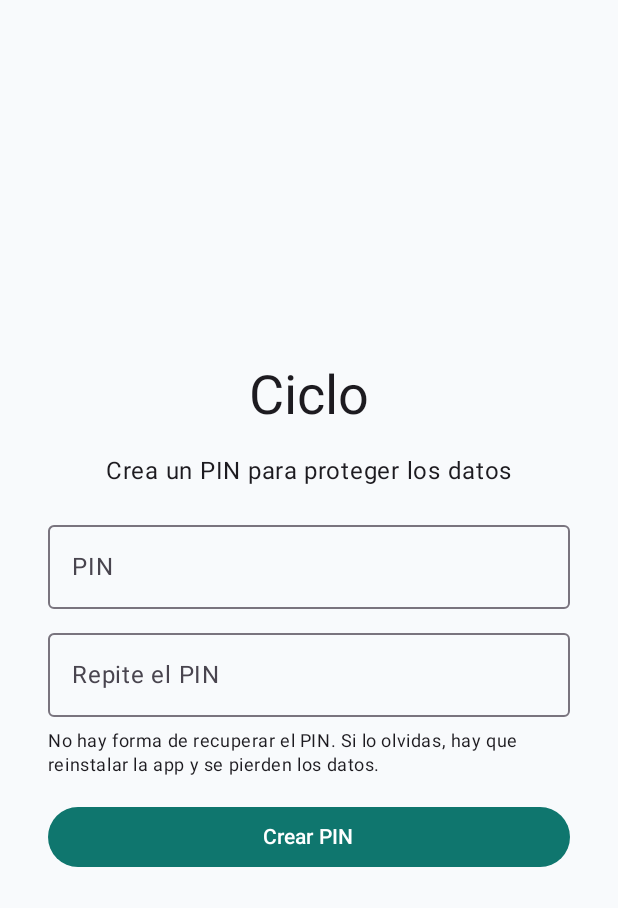
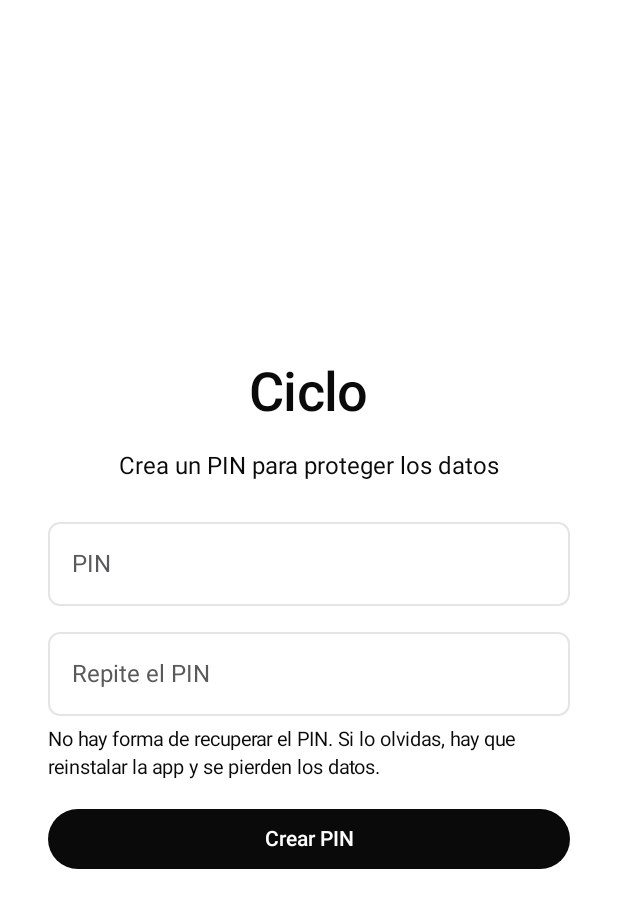
Before and after one commit to arielhechavaria/ciclo, an Android app built with Jetpack Compose: the screen it shows after launch (MainActivity), on a phone screen of 412 x 824 dp. Shown: the top 908 px of the screen. Run offline under Robolectric (Android 15) with nearby library versions, the phone set to English and light mode, and no system bars.

Commit message:
feat(ui): apply DESIGN.md tokens, theme and shared components across screens

```diff
--- a/app/src/main/kotlin/com/isora/ciclo/CicloApp.kt
+++ b/app/src/main/kotlin/com/isora/ciclo/CicloApp.kt
@@ -1,5 +1,6 @@
 package com.isora.ciclo
 
+import com.isora.ciclo.ui.CicloColors
 import androidx.activity.compose.BackHandler
 import androidx.compose.foundation.layout.Box
 import androidx.compose.foundation.layout.padding
@@ -83,7 +84,7 @@ fun CicloApp(container: AppContainer, pins: PinStore, onLockNow: () -> Unit) {
 
     Scaffold(
         bottomBar = {
-            NavigationBar {
+            NavigationBar(containerColor = CicloColors.canvas) {
                 Tab.values().forEach { entry ->
                     NavigationBarItem(
                         selected = tab == entry,
--- a/app/src/main/kotlin/com/isora/ciclo/agenda/TimelineView.kt
+++ b/app/src/main/kotlin/com/isora/ciclo/agenda/TimelineView.kt
@@ -1,5 +1,6 @@
 package com.isora.ciclo.agenda
 
+import com.isora.ciclo.ui.CicloColors
 import androidx.compose.foundation.Canvas
 import androidx.compose.foundation.background
 import androidx.compose.foundation.clickable
@@ -97,7 +98,7 @@ fun TimelineView(snapshot: CareSnapshot, today: LocalDate, onOpenPatient: (Patie
                             fun x(date: LocalDate) = ChronoUnit.DAYS.between(rangeStart, date) * dayPx
                             for (week in 0 until weeks) {
                                 drawLine(
-                                    Color(0x14000000),
+                                    CicloColors.hairlineSoft,
                                     Offset(week * 7 * dayPx, 0f),
                                     Offset(week * 7 * dayPx, size.height),
                                 )
--- a/app/src/main/kotlin/com/isora/ciclo/security/LockScreen.kt
+++ b/app/src/main/kotlin/com/isora/ciclo/security/LockScreen.kt
@@ -1,5 +1,7 @@
 package com.isora.ciclo.security
 
+import com.isora.ciclo.ui.CicloSpacing
+import com.isora.ciclo.ui.CicloTextField
 import androidx.biometric.BiometricManager
 import androidx.biometric.BiometricPrompt
 import androidx.compose.foundation.layout.Arrangement
@@ -10,7 +12,6 @@ import androidx.compose.foundation.layout.padding
 import androidx.compose.material3.Button
 import androidx.compose.material3.MaterialTheme
 import androidx.compose.material3.OutlinedButton
-import androidx.compose.material3.OutlinedTextField
 import androidx.compose.material3.Text
 import androidx.compose.runtime.Composable
 import androidx.compose.runtime.LaunchedEffect
@@ -24,7 +25,6 @@ import androidx.compose.ui.platform.LocalContext
 import androidx.compose.ui.res.stringResource
 import androidx.compose.ui.text.input.KeyboardType
 import androidx.compose.ui.text.input.PasswordVisualTransformation
-import androidx.compose.ui.unit.dp
 import androidx.compose.foundation.text.KeyboardOptions
 import androidx.core.content.ContextCompat
 import androidx.fragment.app.FragmentActivity
@@ -83,16 +83,16 @@ fun LockScreen(pins: PinStore, onUnlocked: () -> Unit) {
     }
 
     Column(
-        Modifier.fillMaxSize().padding(32.dp),
+        Modifier.fillMaxSize().padding(CicloSpacing.xxl),
         verticalArrangement = Arrangement.Center,
         horizontalAlignment = Alignment.CenterHorizontally,
     ) {
         Text(stringResource(R.string.app_name), style = MaterialTheme.typography.displaySmall)
         Text(
             stringResource(if (creating) R.string.lock_create_title else R.string.lock_enter_title),
-            Modifier.padding(vertical = 16.dp),
+            Modifier.padding(vertical = CicloSpacing.md),
         )
-        OutlinedTextField(
+        CicloTextField(
             value = pin,
             onValueChange = { if (it.length <= PinStore.MAX_LENGTH && it.all(Char::isDigit)) pin = it; error = null },
             label = { Text(stringResource(R.string.lock_pin)) },
@@ -102,23 +102,23 @@ fun LockScreen(pins: PinStore, onUnlocked: () -> Unit) {
             modifier = Modifier.fillMaxWidth(),
         )
         if (creating) {
-            OutlinedTextField(
+            CicloTextField(
                 value = confirm,
                 onValueChange = { if (it.length <= PinStore.MAX_LENGTH && it.all(Char::isDigit)) confirm = it; error = null },
                 label = { Text(stringResource(R.string.lock_pin_confirm)) },
                 singleLine = true,
                 visualTransformation = PasswordVisualTransformation(),
                 keyboardOptions = KeyboardOptions(keyboardType = KeyboardType.NumberPassword),
-                modifier = Modifier.fillMaxWidth().padding(top = 8.dp),
+                modifier = Modifier.fillMaxWidth().padding(top = CicloSpacing.xs),
             )
-            Text(stringResource(R.string.lock_no_recovery), Modifier.padding(top = 8.dp), style = MaterialTheme.typography.bodySmall)
+            Text(stringResource(R.string.lock_no_recovery), Modifier.padding(top = CicloSpacing.xs), style = MaterialTheme.typography.bodySmall)
         }
-        error?.let { Text(stringResource(it), color = MaterialTheme.colorScheme.error, modifier = Modifier.padding(top = 8.dp)) }
-        Button(onClick = ::submit, Modifier.fillMaxWidth().padding(top = 16.dp)) {
+        error?.let { Text(stringResource(it), color = MaterialTheme.colorScheme.error, modifier = Modifier.padding(top = CicloSpacing.xs)) }
+        Button(onClick = ::submit, Modifier.fillMaxWidth().padding(top = CicloSpacing.md)) {
             Text(stringResource(if (creating) R.string.lock_create_button else R.string.lock_unlock))
         }
         if (!creating && fingerprintAvailable()) {
-            OutlinedButton(onClick = ::promptFingerprint, Modifier.fillMaxWidth().padding(top = 8.dp)) {
+            OutlinedButton(onClick = ::promptFingerprint, Modifier.fillMaxWidth().padding(top = CicloSpacing.xs)) {
                 Text(stringResource(R.string.lock_use_fingerprint))
             }
         }
--- /dev/null
+++ b/app/src/main/kotlin/com/isora/ciclo/ui/Components.kt
@@ -0,0 +1,59 @@
+package com.isora.ciclo.ui
+
+import androidx.compose.foundation.BorderStroke
+import androidx.compose.foundation.layout.ColumnScope
+import androidx.compose.foundation.shape.RoundedCornerShape
+import androidx.compose.foundation.text.KeyboardOptions
+import androidx.compose.material3.Card
+import androidx.compose.material3.CardDefaults
+import androidx.compose.material3.OutlinedTextField
+import androidx.compose.material3.OutlinedTextFieldDefaults
+import androidx.compose.runtime.Composable
+import androidx.compose.ui.Modifier
+import androidx.compose.ui.text.input.VisualTransformation
+import androidx.compose.ui.unit.dp
+
+/** DESIGN.md "card base": canvas surface, hairline border, large radius. */
+@Composable
+fun CicloCard(modifier: Modifier = Modifier, content: @Composable ColumnScope.() -> Unit) {
+    Card(
+        modifier = modifier,
+        shape = RoundedCornerShape(CicloRadius.lg),
+        colors = CardDefaults.cardColors(containerColor = CicloColors.canvas),
+        border = BorderStroke(1.dp, CicloColors.hairline),
+        content = content,
+    )
+}
+
+/** DESIGN.md "text input": hairline border, medium radius, brand-green focus ring. */
+@Composable
+fun CicloTextField(
+    value: String,
+    onValueChange: (String) -> Unit,
+    modifier: Modifier = Modifier,
+    label: (@Composable () -> Unit)? = null,
+    isError: Boolean = false,
+    supportingText: (@Composable () -> Unit)? = null,
+    singleLine: Boolean = false,
+    keyboardOptions: KeyboardOptions = KeyboardOptions.Default,
+    visualTransformation: VisualTransformation = VisualTransformation.None,
+) {
+    OutlinedTextField(
+        value = value,
+        onValueChange = onValueChange,
+        modifier = modifier,
+        label = label,
+        isError = isError,
+        supportingText = supportingText,
+        singleLine = singleLine,
+        keyboardOptions = keyboardOptions,
+        visualTransformation = visualTransformation,
+        shape = RoundedCornerShape(CicloRadius.md),
+        colors = OutlinedTextFieldDefaults.colors(
+            focusedBorderColor = CicloColors.brandGreen,
+            unfocusedBorderColor = CicloColors.hairline,
+            errorBorderColor = CicloColors.brandError,
+            cursorColor = CicloColors.ink,
+        ),
+    )
+}
--- /dev/null
+++ b/app/src/main/kotlin/com/isora/ciclo/ui/DesignTokens.kt
@@ -0,0 +1,52 @@
+package com.isora.ciclo.ui
+
+import androidx.compose.ui.graphics.Color
+import androidx.compose.ui.unit.dp
+
+/** Colors from DESIGN.md. Nothing outside this set may be used in the UI. */
+object CicloColors {
+    val primary = Color(0xFF0A0A0A)
+    val onPrimary = Color(0xFFFFFFFF)
+    val brandGreen = Color(0xFF00D4A4)
+    val brandGreenDeep = Color(0xFF00B48A)
+    val brandGreenSoft = Color(0xFF7CEBCB)
+    val brandTag = Color(0xFF3772CF)
+    val brandWarn = Color(0xFFC37D0D)
+    val brandAnnotate = Color(0xFF1BA673)
+    val brandError = Color(0xFFD45656)
+    val canvas = Color(0xFFFFFFFF)
+    val surface = Color(0xFFF7F7F7)
+    val surfaceSoft = Color(0xFFFAFAFA)
+    val hairline = Color(0xFFE5E5E5)
+    val hairlineSoft = Color(0xFFEDEDED)
+    val ink = Color(0xFF0A0A0A)
+    val charcoal = Color(0xFF1C1C1E)
+    val slate = Color(0xFF3A3A3C)
+    val steel = Color(0xFF5A5A5C)
+    val stone = Color(0xFF888888)
+    val muted = Color(0xFFA8A8AA)
+}
+
+/** Spacing scale from DESIGN.md. */
+object CicloSpacing {
+    val xxs = 4.dp
+    val xs = 8.dp
+    val sm = 12.dp
+    val md = 16.dp
+    val lg = 20.dp
+    val xl = 24.dp
+    val xxl = 32.dp
+    val xxxl = 40.dp
+    val sectionSm = 48.dp
+    val section = 64.dp
+}
+
+/** Border radii from DESIGN.md. */
+object CicloRadius {
+    val xs = 4.dp
+    val sm = 6.dp
+    val md = 8.dp
+    val lg = 12.dp
+    val xl = 16.dp
+    val xxl = 24.dp
+}
--- a/app/src/main/kotlin/com/isora/ciclo/ui/Theme.kt
+++ b/app/src/main/kotlin/com/isora/ciclo/ui/Theme.kt
@@ -1,37 +1,92 @@
 package com.isora.ciclo.ui
 
+import androidx.compose.foundation.shape.RoundedCornerShape
 import androidx.compose.material3.MaterialTheme
+import androidx.compose.material3.Shapes
+import androidx.compose.material3.Typography
 import androidx.compose.material3.lightColorScheme
 import androidx.compose.runtime.Composable
 import androidx.compose.ui.graphics.Color
-import androidx.compose.ui.res.stringResource
+import androidx.compose.ui.text.TextStyle
+import androidx.compose.ui.text.font.FontFamily
+import androidx.compose.ui.text.font.FontWeight
+import androidx.compose.ui.unit.sp
 import java.time.LocalDate
 import java.time.format.DateTimeFormatter
 import java.util.Locale
 
-/** Marks drawn on the timeline and its legend. */
+/** Marks drawn on the timeline and its legend, built only from DESIGN.md colors. */
 object CicloPalette {
-    val cycle = Color(0xFFCCEBE7)
-    val session = Color(0xFF0F766E)
-    val sessionGiven = Color(0xFF7FB5AF)
-    val lastSession = Color(0xFF15803D)
-    val postponed = Color(0xFFD97706)
-    val today = Color(0xFFDC2626)
+    val cycle = CicloColors.brandGreenSoft.copy(alpha = 0.4f)
+    val session = CicloColors.brandGreenDeep
+    val sessionGiven = CicloColors.brandGreenSoft
+    val lastSession = CicloColors.brandAnnotate
+    val postponed = CicloColors.brandWarn
+    val today = CicloColors.brandError
 }
 
 private val scheme = lightColorScheme(
-    primary = Color(0xFF0F766E),
-    primaryContainer = Color(0xFFCCEBE7),
-    onPrimaryContainer = Color(0xFF053B37),
-    secondary = Color(0xFF475569),
-    tertiary = Color(0xFFD97706),
-    background = Color(0xFFF8FAFC),
-    surface = Color(0xFFF8FAFC),
+    primary = CicloColors.primary,
+    onPrimary = CicloColors.onPrimary,
+    primaryContainer = CicloColors.brandGreen,
+    onPrimaryContainer = CicloColors.primary,
+    secondary = CicloColors.steel,
+    onSecondary = CicloColors.onPrimary,
+    secondaryContainer = CicloColors.surface,
+    onSecondaryContainer = CicloColors.ink,
+    tertiary = CicloColors.brandWarn,
+    onTertiary = CicloColors.onPrimary,
+    background = CicloColors.canvas,
+    onBackground = CicloColors.ink,
+    surface = CicloColors.canvas,
+    onSurface = CicloColors.ink,
+    surfaceVariant = CicloColors.surface,
+    onSurfaceVariant = CicloColors.steel,
+    surfaceTint = Color.Transparent,
+    outline = CicloColors.hairline,
+    outlineVariant = CicloColors.hairlineSoft,
+    error = CicloColors.brandError,
+    onError = CicloColors.onPrimary,
+)
+
+/** Type scale from DESIGN.md. Inter is not bundled, so the documented substitute (system sans-serif) is used. */
+private fun style(size: Int, ratio: Float, weight: FontWeight, spacing: Float = 0f) = TextStyle(
+    fontFamily = FontFamily.SansSerif,
+    fontSize = size.sp,
+    lineHeight = (size * ratio).sp,
+    fontWeight = weight,
+    letterSpacing = spacing.sp,
+)
+
+private val typography = Typography(
+    displayLarge = style(56, 1.1f, FontWeight.SemiBold, -1.5f),
+    displayMedium = style(48, 1.1f, FontWeight.SemiBold, -1f),
+    displaySmall = style(36, 1.2f, FontWeight.SemiBold, -0.5f),
+    headlineLarge = style(36, 1.2f, FontWeight.SemiBold, -0.5f),
+    headlineMedium = style(28, 1.25f, FontWeight.SemiBold),
+    headlineSmall = style(22, 1.3f, FontWeight.SemiBold),
+    titleLarge = style(22, 1.3f, FontWeight.SemiBold),
+    titleMedium = style(18, 1.4f, FontWeight.SemiBold),
+    titleSmall = style(14, 1.5f, FontWeight.Medium),
+    bodyLarge = style(16, 1.5f, FontWeight.Normal),
+    bodyMedium = style(14, 1.5f, FontWeight.Normal),
+    bodySmall = style(13, 1.4f, FontWeight.Normal),
+    labelLarge = style(14, 1.3f, FontWeight.Medium),
+    labelMedium = style(12, 1.4f, FontWeight.Medium),
+    labelSmall = style(11, 1.4f, FontWeight.Medium, 0.5f),
+)
+
+private val shapes = Shapes(
+    extraSmall = RoundedCornerShape(CicloRadius.md),
+    small = RoundedCornerShape(CicloRadius.md),
+    medium = RoundedCornerShape(CicloRadius.lg),
+    large = RoundedCornerShape(CicloRadius.xl),
+    extraLarge = RoundedCornerShape(CicloRadius.xxl),
 )
 
 @Composable
 fun CicloTheme(content: @Composable () -> Unit) {
-    MaterialTheme(colorScheme = scheme, content = content)
+    MaterialTheme(colorScheme = scheme, typography = typography, shapes = shapes, content = content)
 }
 
 private val spanish = Locale("es")
```
Also changed, not shown: app/src/main/kotlin/com/isora/ciclo/agenda/AgendaScreen.kt (+18 -4 lines), app/src/main/kotlin/com/isora/ciclo/agenda/MonthView.kt (+8 -6 lines), app/src/main/kotlin/com/isora/ciclo/agenda/WeekView.kt (+7 -7 lines), app/src/main/kotlin/com/isora/ciclo/patients/PatientFormDialog.kt (+5 -5 lines), app/src/main/kotlin/com/isora/ciclo/patients/PatientListScreen.kt (+8 -8 lines), app/src/main/kotlin/com/isora/ciclo/patients/PatientScreen.kt (+14 -14 lines), app/src/main/kotlin/com/isora/ciclo/protocols/ProtocolCatalogScreen.kt (+9 -9 lines), app/src/main/kotlin/com/isora/ciclo/settings/SettingsScreen.kt (+18 -18 lines), app/src/main/kotlin/com/isora/ciclo/treatments/AssignTreatmentDialog.kt (+6 -6 lines), 2 other files.
